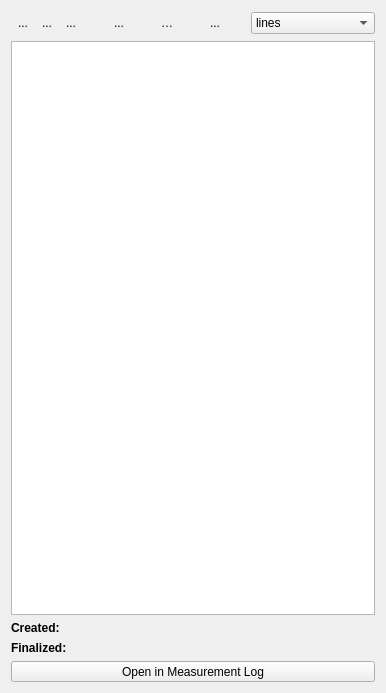
The window that ui/NamedTraceui.ui (pyIonControl/IonControl) describes before a commit, drawn with Qt 5.
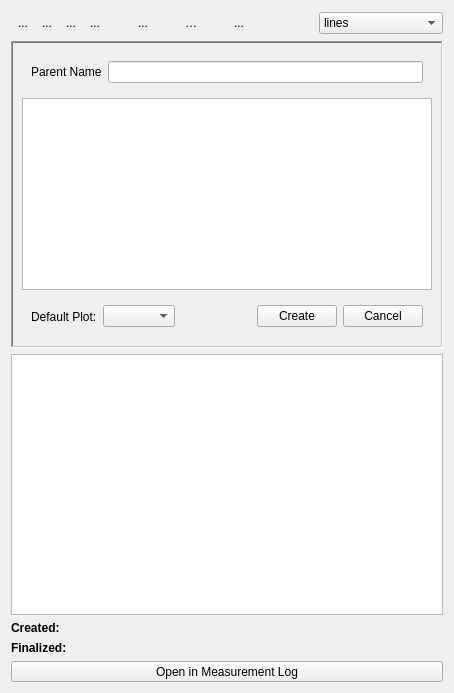
The same window after the commit. Icons and pictures are not drawn. Custom widgets are drawn as their Qt base class.

Commit message: added menu for generating empty named traces. still suffers from small issue where new data can't be replotted after being unchecked in traceView

The edit to the form file:
```diff
--- a/ui/NamedTraceui.ui
+++ b/ui/NamedTraceui.ui
@@ -6,7 +6,7 @@
    <rect>
     <x>0</x>
     <y>0</y>
-    <width>364</width>
+    <width>389</width>
     <height>693</height>
    </rect>
   </property>
@@ -19,6 +19,23 @@
      <property name="spacing">
       <number>0</number>
      </property>
+     <item>
+      <widget class="QToolButton" name="createNamedTrace">
+       <property name="text">
+        <string>...</string>
+       </property>
+       <property name="icon">
+        <iconset resource="Experiment.qrc">
+         <normaloff>:/openicon/icons/edit-add.png</normaloff>:/openicon/icons/edit-add.png</iconset>
+       </property>
+       <property name="checkable">
+        <bool>true</bool>
+       </property>
+       <property name="autoRaise">
+        <bool>true</bool>
+       </property>
+      </widget>
+     </item>
      <item>
       <widget class="QToolButton" name="collapseAllButton">
        <property name="toolTip">
@@ -349,6 +366,148 @@
      </item>
     </layout>
    </item>
+   <item>
+    <widget class="QFrame" name="createTraceOptions">
+     <property name="enabled">
+      <bool>true</bool>
+     </property>
+     <property name="sizePolicy">
+      <sizepolicy hsizetype="Preferred" vsizetype="Preferred">
+       <horstretch>0</horstretch>
+       <verstretch>0</verstretch>
+      </sizepolicy>
+     </property>
+     <property name="minimumSize">
+      <size>
+       <width>0</width>
+       <height>20</height>
+      </size>
+     </property>
+     <property name="frameShape">
+      <enum>QFrame::WinPanel</enum>
+     </property>
+     <property name="frameShadow">
+      <enum>QFrame::Sunken</enum>
+     </property>
+     <property name="lineWidth">
+      <number>2</number>
+     </property>
+     <layout class="QGridLayout" name="gridLayout_2">
+      <item row="0" column="0">
+       <widget class="QFrame" name="horizontalFrame">
+        <property name="minimumSize">
+         <size>
+          <width>0</width>
+          <height>10</height>
+         </size>
+        </property>
+        <layout class="QHBoxLayout" name="horizontalLayout_5">
+         <item>
+          <widget class="QLabel" name="label_3">
+           <property name="text">
+            <string>Parent Name</string>
+           </property>
+          </widget>
+         </item>
+         <item>
+          <widget class="QLineEdit" name="parentNameField">
+           <property name="text">
+            <string/>
+           </property>
+          </widget>
+         </item>
+        </layout>
+       </widget>
+      </item>
+      <item row="2" column="0">
+       <widget class="QFrame" name="horizontalFrame">
+        <property name="minimumSize">
+         <size>
+          <width>0</width>
+          <height>10</height>
+         </size>
+        </property>
+        <property name="baseSize">
+         <size>
+          <width>0</width>
+          <height>10</height>
+         </size>
+        </property>
+        <layout class="QHBoxLayout" name="horizontalLayout_4">
+         <item>
+          <spacer name="horizontalSpacer_3">
+           <property name="orientation">
+            <enum>Qt::Horizontal</enum>
+           </property>
+           <property name="sizeHint" stdset="0">
+            <size>
+             <width>40</width>
+             <height>20</height>
+            </size>
+           </property>
+          </spacer>
+         </item>
+         <item>
+          <widget class="QLabel" name="label_4">
+           <property name="text">
+            <string>Default Plot:</string>
+           </property>
+          </widget>
+         </item>
+         <item>
+          <widget class="QComboBox" name="comboBox"/>
+         </item>
+         <item>
+          <widget class="QToolButton" name="addChild">
+           <property name="text">
+            <string/>
+           </property>
+           <property name="icon">
+            <iconset resource="Experiment.qrc">
+             <normaloff>:/openicon/icons/edit-add.png</normaloff>:/openicon/icons/edit-add.png</iconset>
+           </property>
+           <property name="autoRaise">
+            <bool>true</bool>
+           </property>
+          </widget>
+         </item>
+         <item>
+          <widget class="QPushButton" name="removeChild">
+           <property name="text">
+            <string/>
+           </property>
+           <property name="icon">
+            <iconset resource="Experiment.qrc">
+             <normaloff>:/openicon/icons/edit_remove.png</normaloff>:/openicon/icons/edit_remove.png</iconset>
+           </property>
+           <property name="flat">
+            <bool>true</bool>
+           </property>
+          </widget>
+         </item>
+         <item>
+          <widget class="QPushButton" name="confirmCreateTrace">
+           <property name="text">
+            <string>Create</string>
+           </property>
+          </widget>
+         </item>
+         <item>
+          <widget class="QPushButton" name="cancelCreateTrace">
+           <property name="text">
+            <string>Cancel</string>
+           </property>
+          </widget>
+         </item>
+        </layout>
+       </widget>
+      </item>
+      <item row="1" column="0">
+       <widget class="QTableView" name="childTableView"/>
+      </item>
+     </layout>
+    </widget>
+   </item>
    <item>
     <widget class="CategoryTreeView" name="traceView"/>
    </item>
@@ -441,6 +600,23 @@
     </widget>
    </item>
   </layout>
+  <action name="createNewTrace">
+   <property name="checkable">
+    <bool>true</bool>
+   </property>
+   <property name="checked">
+    <bool>false</bool>
+   </property>
+   <property name="enabled">
+    <bool>true</bool>
+   </property>
+   <property name="text">
+    <string>Create New Trace</string>
+   </property>
+   <property name="toolTip">
+    <string>Create New Trace</string>
+   </property>
+  </action>
  </widget>
  <customwidgets>
   <customwidget>
```
Left out of the diff: 19 changed lines with no effect on the pictures. The commit also changes 2 other files.
